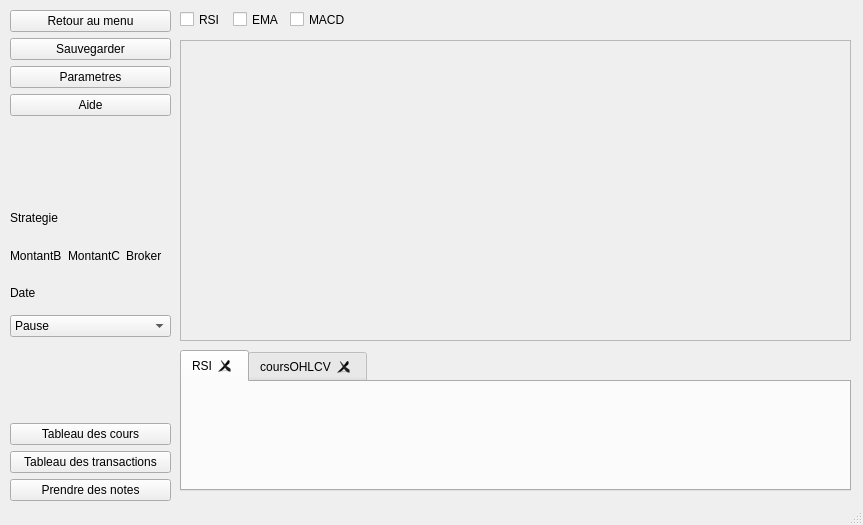
The window that MainWindows/mainwindow_modeauto.ui (VSahanaa/LO21_TrandingSimulator) describes before a commit, drawn with Qt 5.
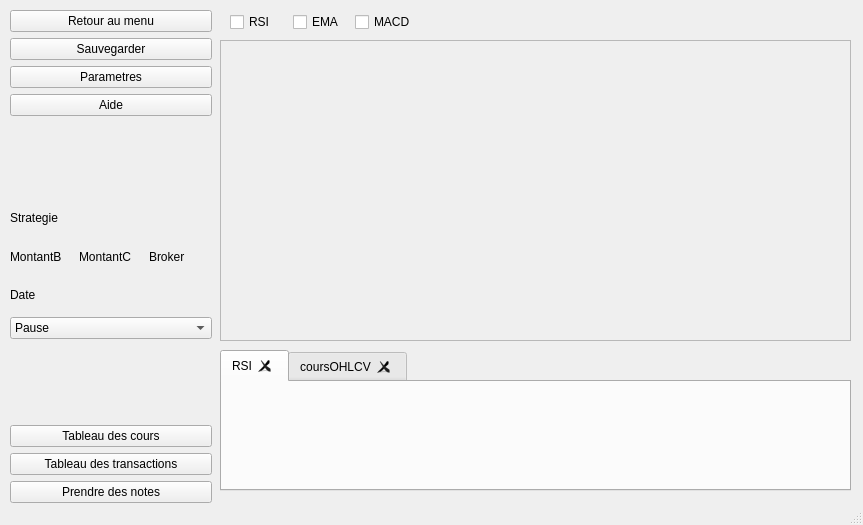
The same window after the commit.

```diff
--- a/MainWindows/mainwindow_modeauto.ui
+++ b/MainWindows/mainwindow_modeauto.ui
@@ -19,8 +19,8 @@
      <rect>
       <x>10</x>
       <y>10</y>
-      <width>161</width>
-      <height>491</height>
+      <width>202</width>
+      <height>493</height>
      </rect>
     </property>
     <layout class="QVBoxLayout" name="VL_menu">
@@ -188,9 +188,9 @@
    <widget class="QFrame" name="frame_chandelier">
     <property name="geometry">
      <rect>
-      <x>180</x>
+      <x>220</x>
       <y>40</y>
-      <width>671</width>
+      <width>631</width>
       <height>301</height>
      </rect>
     </property>
@@ -204,10 +204,10 @@
    <widget class="QWidget" name="layoutWidget">
     <property name="geometry">
      <rect>
-      <x>180</x>
+      <x>230</x>
       <y>10</y>
-      <width>171</width>
-      <height>19</height>
+      <width>186</width>
+      <height>25</height>
      </rect>
     </property>
     <layout class="QHBoxLayout" name="HL_indicateur">
@@ -237,9 +237,9 @@
    <widget class="QTabWidget" name="tabWidget_autres">
     <property name="geometry">
      <rect>
-      <x>180</x>
+      <x>220</x>
       <y>350</y>
-      <width>671</width>
+      <width>631</width>
       <height>141</height>
      </rect>
     </property>
```
